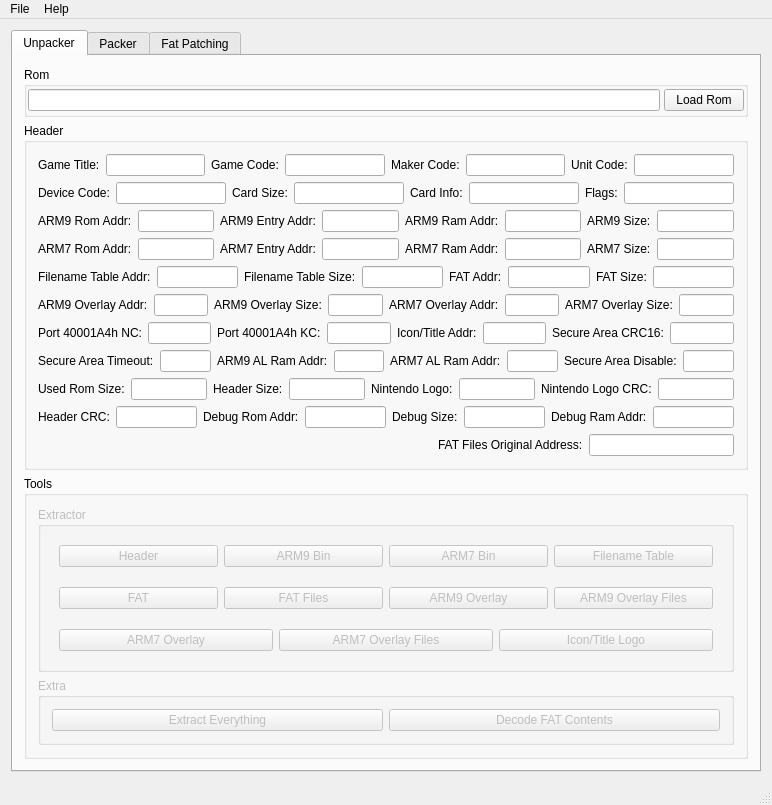
The window that ui/mainwindow.ui (Luca1991/NDSFactory) describes before a commit, drawn with Qt 5.
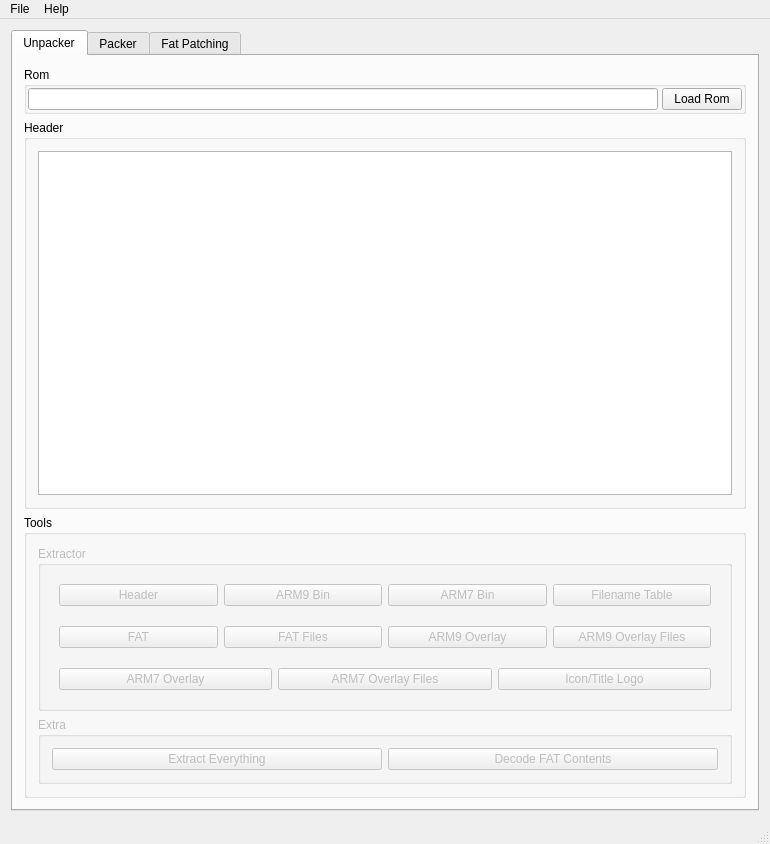
The same window after the commit.

Commit message: Switched to QTableView in Unpacker Tab

Patch:
```diff
--- a/ui/mainwindow.ui
+++ b/ui/mainwindow.ui
@@ -6,8 +6,8 @@
    <rect>
     <x>0</x>
     <y>0</y>
-    <width>772</width>
-    <height>805</height>
+    <width>770</width>
+    <height>844</height>
    </rect>
   </property>
   <property name="windowTitle">
@@ -91,683 +91,20 @@
           </property>
           <layout class="QVBoxLayout" name="verticalLayout_5">
            <item>
-            <layout class="QHBoxLayout" name="horizontalLayout_5">
-             <item>
-              <widget class="QLabel" name="label">
-               <property name="text">
-                <string>Game Title:</string>
-               </property>
-              </widget>
-             </item>
-             <item>
-              <widget class="QLineEdit" name="unpackerGameTitleEdt">
-               <property name="readOnly">
-                <bool>true</bool>
-               </property>
-              </widget>
-             </item>
-             <item>
-              <widget class="QLabel" name="label_2">
-               <property name="text">
-                <string>Game Code:</string>
-               </property>
-              </widget>
-             </item>
-             <item>
-              <widget class="QLineEdit" name="unpackerGameCodeEdt">
-               <property name="readOnly">
-                <bool>true</bool>
-               </property>
-              </widget>
-             </item>
-             <item>
-              <widget class="QLabel" name="label_3">
-               <property name="text">
-                <string>Maker Code:</string>
-               </property>
-              </widget>
-             </item>
-             <item>
-              <widget class="QLineEdit" name="unpackerMakerCodeEdt">
-               <property name="readOnly">
-                <bool>true</bool>
-               </property>
-              </widget>
-             </item>
-             <item>
-              <widget class="QLabel" name="label_4">
-               <property name="text">
-                <string>Unit Code:</string>
-               </property>
-              </widget>
-             </item>
-             <item>
-              <widget class="QLineEdit" name="unpackerUnitCodeEdt">
-               <property name="readOnly">
-                <bool>true</bool>
-               </property>
-              </widget>
-             </item>
-            </layout>
-           </item>
-           <item>
-            <layout class="QHBoxLayout" name="horizontalLayout_6">
-             <item>
-              <widget class="QLabel" name="label_5">
-               <property name="text">
-                <string>Device Code:</string>
-               </property>
-              </widget>
-             </item>
-             <item>
-              <widget class="QLineEdit" name="unpackerDeviceCodeEdt">
-               <property name="inputMask">
-                <string/>
-               </property>
-               <property name="readOnly">
-                <bool>true</bool>
-               </property>
-              </widget>
-             </item>
-             <item>
-              <widget class="QLabel" name="label_6">
-               <property name="text">
-                <string>Card Size:</string>
-               </property>
-              </widget>
-             </item>
-             <item>
-              <widget class="QLineEdit" name="unpackerCardSizeEdt">
-               <property name="inputMask">
-                <string/>
-               </property>
-               <property name="readOnly">
-                <bool>true</bool>
-               </property>
-              </widget>
-             </item>
-             <item>
-              <widget class="QLabel" name="label_7">
-               <property name="text">
-                <string>Card Info:</string>
-               </property>
-              </widget>
-             </item>
-             <item>
-              <widget class="QLineEdit" name="unpackerCardInfoEdt">
-               <property name="inputMask">
-                <string/>
-               </property>
-               <property name="readOnly">
-                <bool>true</bool>
-               </property>
-              </widget>
-             </item>
-             <item>
-              <widget class="QLabel" name="label_8">
-               <property name="text">
-                <string>Flags:</string>
-               </property>
-              </widget>
-             </item>
-             <item>
-              <widget class="QLineEdit" name="unpackerFlagsEdt">
-               <property name="inputMask">
-                <string/>
-               </property>
-               <property name="readOnly">
-                <bool>true</bool>
-               </property>
-              </widget>
-             </item>
-            </layout>
-           </item>
-           <item>
-            <layout class="QHBoxLayout" name="horizontalLayout_8">
-             <item>
-              <widget class="QLabel" name="label_9">
-               <property name="text">
-                <string>ARM9 Rom Addr:</string>
-               </property>
-              </widget>
-             </item>
-             <item>
-              <widget class="QLineEdit" name="unpackerARM9RomAddrEdt">
-               <property name="readOnly">
-                <bool>true</bool>
-               </property>
-              </widget>
-             </item>
-             <item>
-              <widget class="QLabel" name="label_10">
-               <property name="text">
-                <string>ARM9 Entry Addr:</string>
-               </property>
-              </widget>
-             </item>
-             <item>
-              <widget class="QLineEdit" name="unpackerARM9EntryAddrEdt">
-               <property name="readOnly">
-                <bool>true</bool>
-               </property>
-              </widget>
-             </item>
-             <item>
-              <widget class="QLabel" name="label_11">
-               <property name="text">
-                <string>ARM9 Ram Addr:</string>
-               </property>
-              </widget>
-             </item>
-             <item>
-              <widget class="QLineEdit" name="unpackerARM9RamAddrEdt">
-               <property name="readOnly">
-                <bool>true</bool>
-               </property>
-              </widget>
-             </item>
-             <item>
-              <widget class="QLabel" name="label_12">
-               <property name="text">
-                <string>ARM9 Size:</string>
-               </property>
-              </widget>
-             </item>
-             <item>
-              <widget class="QLineEdit" name="unpackerARM9SizeEdt">
-               <property name="readOnly">
-                <bool>true</bool>
-               </property>
-              </widget>
-             </item>
-            </layout>
-           </item>
-           <item>
-            <layout class="QHBoxLayout" name="horizontalLayout_9">
-             <property name="leftMargin">
-              <number>0</number>
+            <widget class="QTableView" name="unpackerHeaderDataTable">
+             <property name="editTriggers">
+              <set>QAbstractItemView::NoEditTriggers</set>
              </property>
-             <property name="topMargin">
-              <number>0</number>
+             <property name="wordWrap">
+              <bool>false</bool>
              </property>
-             <property name="rightMargin">
-              <number>0</number>
-             </property>
-             <property name="bottomMargin">
-              <number>0</number>
-             </property>
-             <item>
-              <widget class="QLabel" name="label_13">
-               <property name="text">
-                <string>ARM7 Rom Addr:</string>
-               </property>
-              </widget>
-             </item>
-             <item>
-              <widget class="QLineEdit" name="unpackerARM7RomAddrEdt">
-               <property name="readOnly">
-                <bool>true</bool>
-               </property>
-              </widget>
-             </item>
-             <item>
-              <widget class="QLabel" name="label_14">
-               <property name="text">
-                <string>ARM7 Entry Addr:</string>
-               </property>
-              </widget>
-             </item>
-             <item>
-              <widget class="QLineEdit" name="unpackerARM7EntryAddrEdt">
-               <property name="readOnly">
-                <bool>true</bool>
-               </property>
-              </widget>
-             </item>
-             <item>
-              <widget class="QLabel" name="label_15">
-               <property name="text">
-                <string>ARM7 Ram Addr:</string>
-               </property>
-              </widget>
-             </item>
-             <item>
-              <widget class="QLineEdit" name="unpackerARM7RamAddrEdt">
-               <property name="readOnly">
-                <bool>true</bool>
-               </property>
-              </widget>
-             </item>
-             <item>
-              <widget class="QLabel" name="label_16">
-               <property name="text">
-                <string>ARM7 Size:</string>
-               </property>
-              </widget>
-             </item>
-             <item>
-              <widget class="QLineEdit" name="unpackerARM7SizeEdt">
-               <property name="readOnly">
-                <bool>true</bool>
-               </property>
-              </widget>
-             </item>
-            </layout>
-           </item>
-           <item>
-            <layout class="QHBoxLayout" name="horizontalLayout_10">
-             <property name="leftMargin">
-              <number>0</number>
-             </property>
-             <property name="topMargin">
-              <number>0</number>
-             </property>
-             <property name="rightMargin">
-              <number>0</number>
-             </property>
-             <property name="bottomMargin">
-              <number>0</number>
-             </property>
-             <item>
-              <widget class="QLabel" name="label_17">
-               <property name="text">
-                <string>Filename Table Addr:</string>
-               </property>
-              </widget>
-             </item>
-             <item>
-              <widget class="QLineEdit" name="unpackerFilenameTableAddrEdt">
-               <property name="readOnly">
-                <bool>true</bool>
-               </property>
-              </widget>
-             </item>
-             <item>
-              <widget class="QLabel" name="label_18">
-               <property name="text">
-                <string>Filename Table Size:</string>
-               </property>
-              </widget>
-             </item>
-             <item>
-              <widget class="QLineEdit" name="unpackerFilenameTableSizeEdt">
-               <property name="readOnly">
-                <bool>true</bool>
-               </property>
-              </widget>
-             </item>
-             <item>
-              <widget class="QLabel" name="label_19">
-               <property name="text">
-                <string>FAT Addr:</string>
-               </property>
-              </widget>
-             </item>
-             <item>
-              <widget class="QLineEdit" name="unpackerFATAddrEdt">
-               <property name="readOnly">
-                <bool>true</bool>
-               </property>
-              </widget>
-             </item>
-             <item>
-              <widget class="QLabel" name="label_20">
-               <property name="text">
-                <string>FAT Size:</string>
-               </property>
-              </widget>
-             </item>
-             <item>
-              <widget class="QLineEdit" name="unpackerFATSizeEdt">
-               <property name="readOnly">
-                <bool>true</bool>
-               </property>
-              </widget>
-             </item>
-            </layout>
-           </item>
-           <item>
-            <layout class="QHBoxLayout" name="horizontalLayout_11">
-             <item>
-              <widget class="QLabel" name="label_21">
-               <property name="text">
-                <string>ARM9 Overlay Addr:</string>
-               </property>
-              </widget>
-             </item>
-             <item>
-              <widget class="QLineEdit" name="unpackerARM9OverlayAddrEdt">
-               <property name="readOnly">
-                <bool>true</bool>
-               </property>
-              </widget>
-             </item>
-             <item>
-              <widget class="QLabel" name="label_22">
-               <property name="text">
-                <string>ARM9 Overlay Size:</string>
-               </property>
-              </widget>
-             </item>
-             <item>
-              <widget class="QLineEdit" name="unpackerARM9OverlaySizeEdt">
-               <property name="readOnly">
-                <bool>true</bool>
-               </property>
-              </widget>
-             </item>
-             <item>
-              <widget class="QLabel" name="label_23">
-               <property name="text">
-                <string>ARM7 Overlay Addr:</string>
-               </property>
-              </widget>
-             </item>
-             <item>
-              <widget class="QLineEdit" name="unpackerARM7OverlayAddrEdt">
-               <property name="readOnly">
-                <bool>true</bool>
-               </property>
-              </widget>
-             </item>
-             <item>
-              <widget class="QLabel" name="label_24">
-               <property name="text">
-                <string>ARM7 Overlay Size:</string>
-               </property>
-              </widget>
-             </item>
-             <item>
-              <widget class="QLineEdit" name="unpackerARM7OverlaySizeEdt">
-               <property name="readOnly">
-                <bool>true</bool>
-               </property>
-              </widget>
-             </item>
-            </layout>
-           </item>
-           <item>
-            <layout class="QHBoxLayout" name="horizontalLayout_12">
-             <item>
-              <widget class="QLabel" name="label_25">
-               <property name="text">
-                <string>Port 40001A4h NC:</string>
-               </property>
-              </widget>
-             </item>
-             <item>
-              <widget class="QLineEdit" name="unpackerPortNCEdt">
-               <property name="readOnly">
-                <bool>true</bool>
-               </property>
-              </widget>
-             </item>
-             <item>
-              <widget class="QLabel" name="label_26">
-               <property name="text">
-                <string>Port 40001A4h KC:</string>
-               </property>
-              </widget>
-             </item>
-             <item>
-              <widget class="QLineEdit" name="unpackerPortKCEdt">
-               <property name="readOnly">
-                <bool>true</bool>
-               </property>
-              </widget>
-             </item>
-             <item>
-              <widget class="QLabel" name="label_27">
-               <property name="text">
-                <string>Icon/Title Addr:</string>
-               </property>
-              </widget>
-             </item>
-             <item>
-              <widget class="QLineEdit" name="unpackerIconTitleEdt">
-               <property name="readOnly">
-                <bool>true</bool>
-               </property>
-              </widget>
-             </item>
-             <item>
-              <widget class="QLabel" name="label_28">
-               <property name="text">
-                <string>Secure Area CRC16:</string>
-               </property>
-              </widget>
-             </item>
-             <item>
-              <widget class="QLineEdit" name="unpackerSecureAreaCRC16Edt">
-               <property name="readOnly">
-                <bool>true</bool>
-               </property>
-              </widget>
-             </item>
-            </layout>
-           </item>
-           <item>
-            <layout class="QHBoxLayout" name="horizontalLayout_13">
-             <item>
-              <widget class="QLabel" name="label_29">
-               <property name="text">
-                <string>Secure Area Timeout:</string>
-               </property>
-              </widget>
-             </item>
-             <item>
-              <widget class="QLineEdit" name="unpackerSecureAreaTimeoutEdt">
-               <property name="readOnly">
-                <bool>true</bool>
-               </property>
-              </widget>
-             </item>
-             <item>
-              <widget class="QLabel" name="label_30">
-               <property name="text">
-                <string>ARM9 AL Ram Addr:</string>
-               </property>
-              </widget>
-             </item>
-             <item>
-              <widget class="QLineEdit" name="unpackerARM9AURamAddrEdt">
-               <property name="readOnly">
-                <bool>true</bool>
-               </property>
-              </widget>
-             </item>
-             <item>
-              <widget class="QLabel" name="label_31">
-               <property name="text">
-                <string>ARM7 AL Ram Addr:</string>
-               </property>
-              </widget>
-             </item>
-             <item>
-              <widget class="QLineEdit" name="unpackerARM7AURamAddrEdt">
-               <property name="readOnly">
-                <bool>true</bool>
-               </property>
-              </widget>
-             </item>
-             <item>
-              <widget class="QLabel" name="label_32">
-               <property name="text">
-                <string>Secure Area Disable:</string>
-               </property>
-              </widget>
-             </item>
-             <item>
-              <widget class="QLineEdit" name="unpackerSecureAreaDisableEdt">
-               <property name="readOnly">
-                <bool>true</bool>
-               </property>
-              </widget>
-             </item>
-            </layout>
-           </item>
-           <item>
-            <layout class="QHBoxLayout" name="horizontalLayout_14">
-             <item>
-              <widget class="QLabel" name="label_33">
-               <property name="text">
-                <string>Used Rom Size:</string>
-               </property>
-              </widget>
-             </item>
-             <item>
-              <widget class="QLineEdit" name="unpackerUsedRomSizeEdt">
-               <property name="readOnly">
-                <bool>true</bool>
-               </property>
-              </widget>
-             </item>
-             <item>
-              <widget class="QLabel" name="label_34">
-               <property name="text">
-                <string>Header Size:</string>
-               </property>
-              </widget>
-             </item>
-             <item>
-              <widget class="QLineEdit" name="unpackerHeaderSizeEdt">
-               <property name="readOnly">
-                <bool>true</bool>
-               </property>
-              </widget>
-             </item>
-             <item>
-              <widget class="QLabel" name="label_35">
-               <property name="text">
-                <string>Nintendo Logo:</string>
-               </property>
-              </widget>
-             </item>
-             <item>
-              <widget class="QLineEdit" name="unpackerNintendoLogoEdt">
-               <property name="readOnly">
-                <bool>true</bool>
-               </property>
-              </widget>
-             </item>
-             <item>
-              <widget class="QLabel" name="label_36">
-               <property name="text">
-                <string>Nintendo Logo CRC:</string>
-               </property>
-              </widget>
-             </item>
-             <item>
-              <widget class="QLineEdit" name="unpackerNintendoLogoCRCEdt">
-               <property name="readOnly">
-                <bool>true</bool>
-               </property>
-              </widget>
-             </item>
-            </layout>
-           </item>
-           <item>
-            <layout class="QHBoxLayout" name="horizontalLayout_15">
-             <item>
-              <widget class="QLabel" name="label_37">
-               <property name="text">
-                <string>Header CRC:</string>
-               </property>
-              </widget>
-             </item>
-             <item>
-              <widget class="QLineEdit" name="unpackerHeaderCRCEdt">
-               <property name="readOnly">
-                <bool>true</bool>
-               </property>
-              </widget>
-             </item>
-             <item>
-              <widget class="QLabel" name="label_38">
-               <property name="text">
-                <string>Debug Rom Addr:</string>
-               </property>
-              </widget>
-             </item>
-             <item>
-              <widget class="QLineEdit" name="unpackerDebugRomAddrEdt">
-               <property name="readOnly">
-                <bool>true</bool>
-               </property>
-              </widget>
-             </item>
-             <item>
-              <widget class="QLabel" name="label_39">
-               <property name="text">
-                <string>Debug Size:</string>
-               </property>
-              </widget>
-             </item>
-             <item>
-              <widget class="QLineEdit" name="unpackerDebugSizeEdt">
-               <property name="readOnly">
-                <bool>true</bool>
-               </property>
-              </widget>
-             </item>
-             <item>
-              <widget class="QLabel" name="label_40">
-               <property name="text">
-                <string>Debug Ram Addr:</string>
-               </property>
-              </widget>
-             </item>
-             <item>
-              <widget class="QLineEdit" name="unpackerDebugRamAddrEdt">
-               <property name="readOnly">
-                <bool>true</bool>
-               </property>
-              </widget>
-             </item>
-            </layout>
-           </item>
-           <item>
-            <layout class="QHBoxLayout" name="horizontalLayout_27">
-             <property name="leftMargin">
-              <number>0</number>
-             </property>
-             <property name="topMargin">
-              <number>0</number>
-             </property>
-             <property name="rightMargin">
-              <number>0</number>
-             </property>
-             <property name="bottomMargin">
-              <number>0</number>
-             </property>
-             <item>
-              <spacer name="horizontalSpacer_3">
-               <property name="orientation">
-                <enum>Qt::Horizontal</enum>
-               </property>
-               <property name="sizeHint" stdset="0">
-                <size>
-                 <width>400</width>
-                 <height>20</height>
-                </size>
-               </property>
-              </spacer>
-             </item>
-             <item>
-              <widget class="QLabel" name="label_81">
-               <property name="text">
-                <string>FAT Files Original Address:</string>
-               </property>
-              </widget>
-             </item>
-             <item>
-              <widget class="QLineEdit" name="unpackerFatFilesOriginalAddrEdt">
-               <property name="readOnly">
-                <bool>true</bool>
-               </property>
-              </widget>
-             </item>
-            </layout>
+             <attribute name="horizontalHeaderVisible">
+              <bool>true</bool>
+             </attribute>
+             <attribute name="verticalHeaderVisible">
+              <bool>false</bool>
+             </attribute>
+            </widget>
            </item>
           </layout>
          </widget>
@@ -2032,8 +1369,8 @@
     <rect>
      <x>0</x>
      <y>0</y>
-     <width>772</width>
-     <height>21</height>
+     <width>770</width>
+     <height>22</height>
     </rect>
    </property>
    <widget class="QMenu" name="menuFile">
```
The commit also changes 11 other files.
